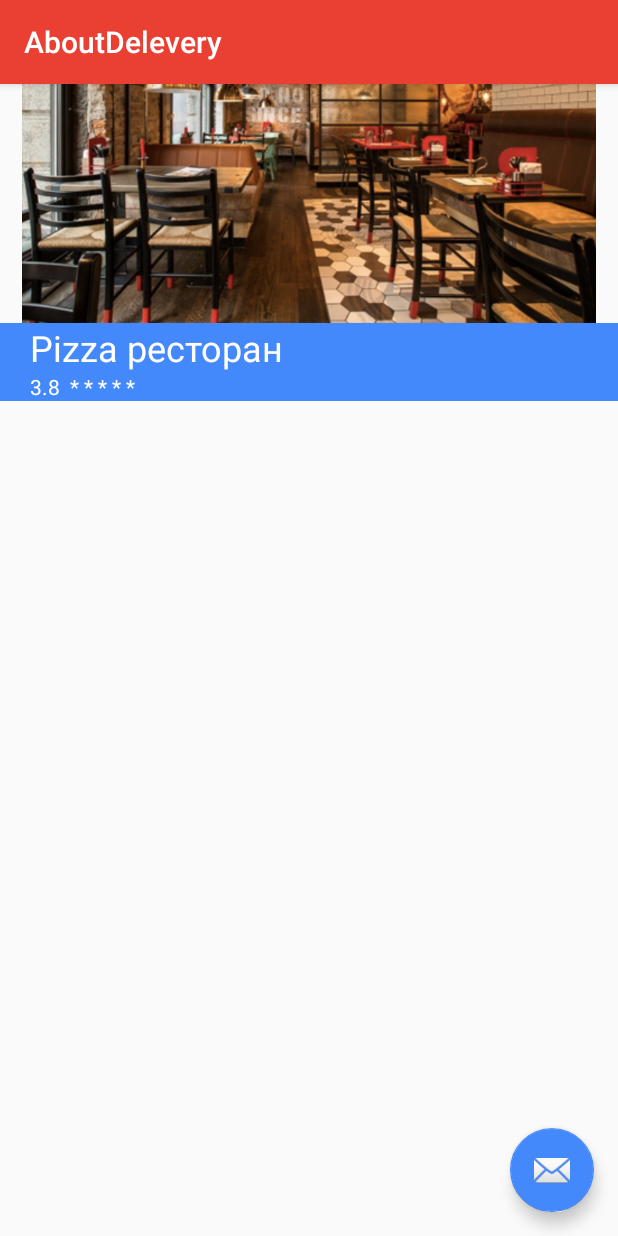
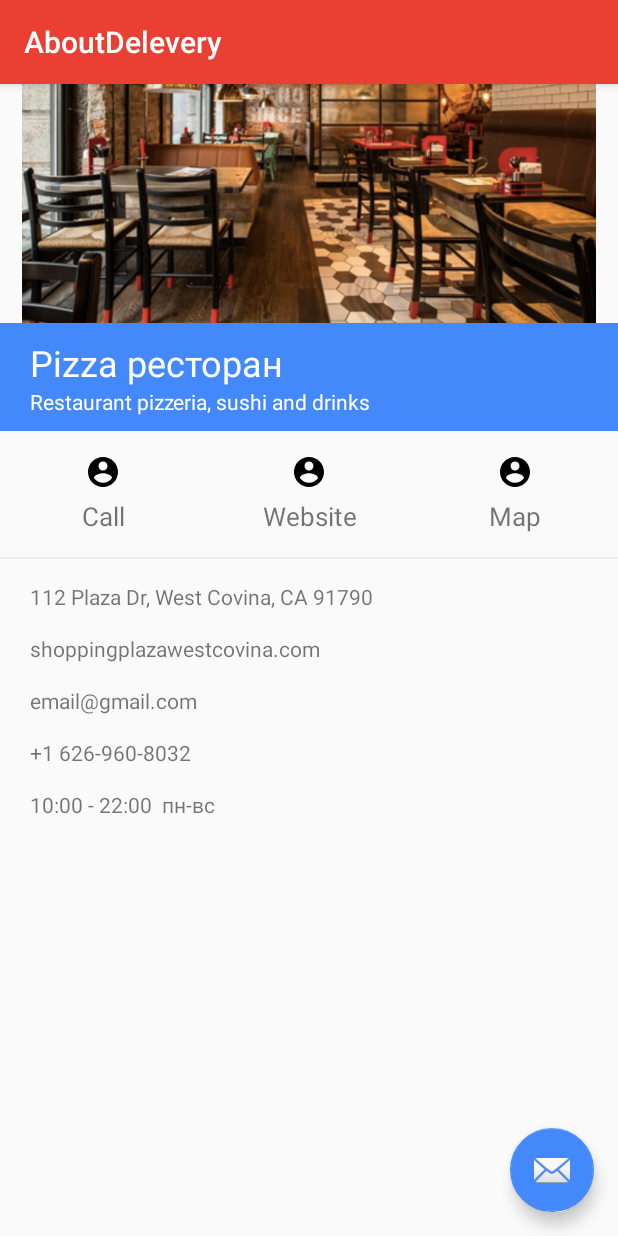
Before and after one commit to sanke46/E-Commerce, an Android app: the AboutDelevery screen opened directly, with no data from a screen before it, on a phone screen of 412 x 824 dp. Run offline under Robolectric (Android 15) with nearby library versions, the phone set to English and light mode, and no system bars.

Commit message:
Design Activity "About"
Add : photo, buttons, information

```diff
--- a/app/src/main/res/layout/activity_about_delevery.xml
+++ b/app/src/main/res/layout/activity_about_delevery.xml
@@ -38,6 +38,8 @@
         <LinearLayout
             android:layout_width="match_parent"
             android:layout_height="wrap_content"
+            android:paddingTop="10dp"
+            android:paddingBottom="10dp"
             android:background="@color/colorBlue"
             android:orientation="vertical">
 
@@ -54,13 +56,125 @@
                 android:layout_height="wrap_content"
                 android:textColor="@android:color/white"
                 android:paddingLeft="20dp"
-                android:text="3.8  * * * * *"/>
+                android:text="Restaurant pizzeria, sushi and drinks"/>
 
         </LinearLayout>
 
         <LinearLayout
+            android:paddingBottom="15dp"
             android:layout_width="match_parent"
-            android:layout_height="wrap_content"></LinearLayout>
+            android:layout_height="wrap_content"
+            android:orientation="horizontal">
+
+            <LinearLayout
+                android:layout_weight="1"
+                android:layout_width="match_parent"
+                android:layout_height="wrap_content"
+                android:paddingTop="15dp"
+                android:orientation="vertical">
+
+                <ImageView
+                    android:layout_width="match_parent"
+                    android:layout_height="wrap_content"
+                    android:paddingBottom="5dp"
+                    android:src="@drawable/ic_account_circle_black_24px"/>
+
+                <TextView
+                    android:gravity="center"
+                    android:layout_width="match_parent"
+                    android:layout_height="wrap_content"
+                    android:textSize="17sp"
+                    android:text="Call"/>
+
+            </LinearLayout>
+
+            <LinearLayout
+                android:layout_weight="1"
+                android:layout_width="match_parent"
+                android:layout_height="wrap_content"
+                android:paddingTop="15dp"
+                android:orientation="vertical">
+
+                <ImageView
+                    android:layout_width="match_parent"
+                    android:layout_height="wrap_content"
+                    android:paddingBottom="5dp"
+                    android:src="@drawable/ic_account_circle_black_24px"/>
+
+                <TextView
+                    android:gravity="center"
+                    android:layout_width="match_parent"
+                    android:layout_height="wrap_content"
+                    android:textSize="17sp"
+                    android:text="Website"/>
+
+            </LinearLayout>
+
+            <LinearLayout
+                android:layout_weight="1"
+                android:layout_width="match_parent"
+                android:layout_height="wrap_content"
+                android:paddingTop="15dp"
+                android:orientation="vertical">
+
+                <ImageView
+                    android:layout_width="match_parent"
+                    android:layout_height="wrap_content"
+                    android:paddingBottom="5dp"
+                    android:src="@drawable/ic_account_circle_black_24px"/>
+
+                <TextView
+                    android:gravity="center"
+                    android:layout_width="match_parent"
+                    android:layout_height="wrap_content"
+                    android:textSize="17sp"
+                    android:text="Map"/>
+
+            </LinearLayout>
+
+        </LinearLayout>
+
+        <View
+            android:layout_width="match_parent"
+            android:layout_height="1dp"
+            android:background="#eee"/>
+
+        <TextView
+            android:layout_width="match_parent"
+            android:layout_height="wrap_content"
+            android:layout_marginTop="15dp"
+            android:paddingLeft="20dp"
+            android:text="112 Plaza Dr, West Covina, CA 91790"/>
+
+        <TextView
+            android:layout_width="match_parent"
+            android:layout_height="wrap_content"
+            android:layout_marginTop="15dp"
+            android:paddingLeft="20dp"
+            android:text="shoppingplazawestcovina.com"/>
+
+        <TextView
+            android:layout_width="match_parent"
+            android:layout_height="wrap_content"
+            android:layout_marginTop="15dp"
+            android:paddingLeft="20dp"
+            android:text="email@gmail.com"/>
+
+        <TextView
+            android:layout_width="match_parent"
+            android:layout_height="wrap_content"
+            android:layout_marginTop="15dp"
+            android:paddingLeft="20dp"
+            android:text="+1 626-960-8032"/>
+
+        <TextView
+            android:layout_width="match_parent"
+            android:layout_height="wrap_content"
+            android:layout_marginTop="15dp"
+            android:paddingLeft="20dp"
+            android:text="10:00 - 22:00  пн-вс"/>
+
+
     </LinearLayout>
 
     <android.support.design.widget.FloatingActionButton
```
